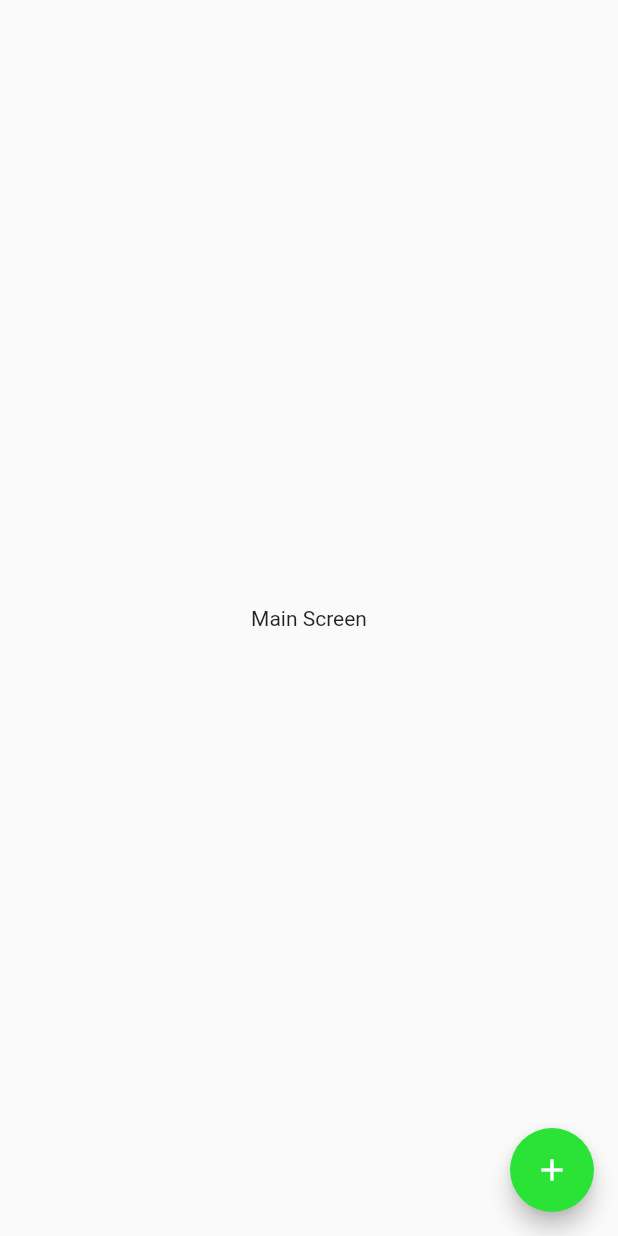
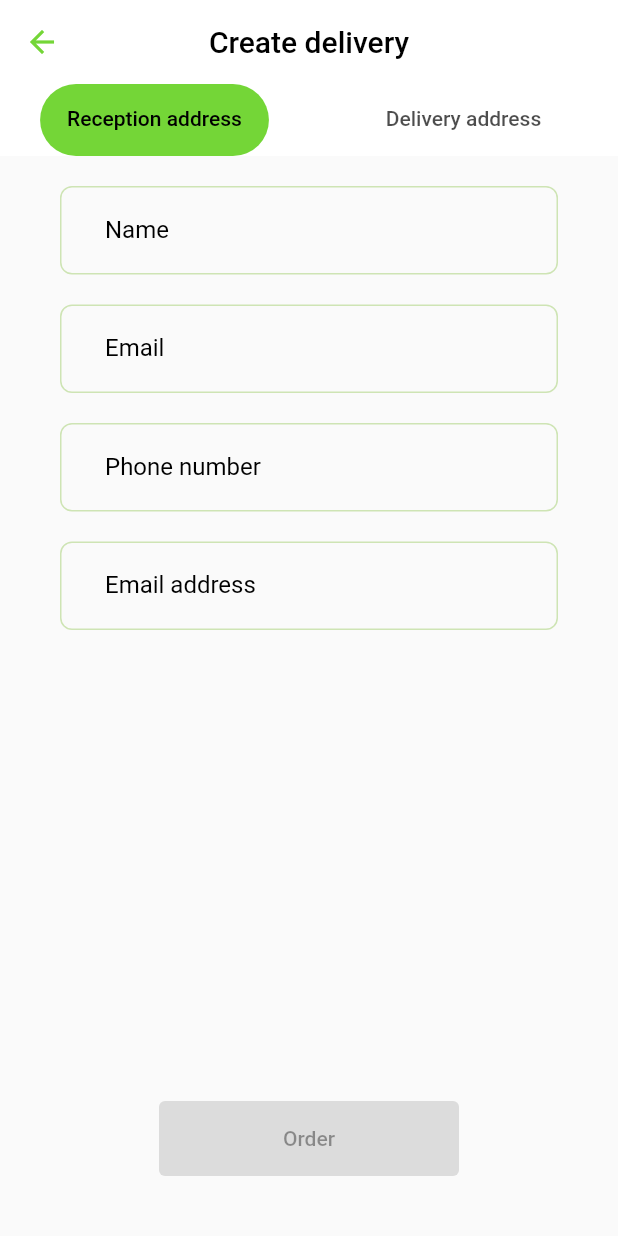
Before and after one commit to JovanSl/Cargo-Bike, a Flutter app: the MainScreen screen opened directly, after a tap on the "add" icon, on a phone screen of 412 x 824 dp. Run offline on Flutter 3.47's test engine with Material 2 defaults, Android fonts, the phone set to English and light mode, and no system bars; our stand-ins replace bloc, cloud_firestore, equatable, firebase_auth, firebase_core, flutter_bloc; accounts and stored records are empty; generated files the repository leaves out were written again; project files that could hold a hidden picture were left out.

Commit message:
add process for adding new orders

```diff
--- a/lib/src/app.dart
+++ b/lib/src/app.dart
@@ -1,4 +1,6 @@
 import 'package:cargo_bike/src/features/authentication/bloc/auth_bloc.dart';
+import 'package:cargo_bike/src/features/new_order/bloc/new_order_bloc.dart';
+import 'package:cargo_bike/src/repositories/add_order_repository.dart';
 import 'package:cargo_bike/src/repositories/auth_repository.dart';
 import 'package:flutter_bloc/flutter_bloc.dart';
 import 'package:flutter/material.dart';
@@ -37,12 +39,19 @@ class _MyAppState extends State<MyApp> {
             RepositoryProvider<AuthRepository>(
               create: (context) => AuthRepository(),
             ),
+            RepositoryProvider<AddOrderRepository>(
+              create: (context) => AddOrderRepository(),
+            ),
           ],
           child: MultiBlocProvider(
             providers: [
               BlocProvider<AuthBloc>(
                 create: (context) => AuthBloc(repository: AuthRepository())
                   ..add(CheckUserStatusEvent()),
+              ),
+              BlocProvider<NewOrderBloc>(
+                create: (context) =>
+                    NewOrderBloc(repository: AddOrderRepository()),
               ),
             ],
             child: AnimatedBuilder(
--- a/lib/src/constants/colors.dart
+++ b/lib/src/constants/colors.dart
@@ -1,5 +1,5 @@
 import 'package:flutter/material.dart';
 
 class CargoBikeColors {
-  static Color lightGreen = const Color.fromRGBO(43, 226, 55, 1);
+  static Color lightGreen = const Color.fromARGB(222, 95, 208, 25);
 }
--- a/lib/src/features/main/main_screen.dart
+++ b/lib/src/features/main/main_screen.dart
@@ -1,5 +1,9 @@
 import 'package:cargo_bike/src/constants/colors.dart';
+import 'package:cargo_bike/src/features/new_order/new_order_screen.dart';
 import 'package:flutter/material.dart';
+import 'package:flutter_bloc/flutter_bloc.dart';
+
+import '../new_order/bloc/new_order_bloc.dart';
 
 class MainScreen extends StatelessWidget {
   const MainScreen({Key? key}) : super(key: key);
@@ -7,17 +11,35 @@ class MainScreen extends StatelessWidget {
   @override
   Widget build(BuildContext context) {
     return Scaffold(
-      body: Column(
+      body: BlocConsumer<NewOrderBloc, NewOrderState>(
+        listener: (context, state) {
+          if (state is AddOrderSuccess) {
+            ScaffoldMessenger.of(context).showSnackBar(
+                const SnackBar(content: Text('Successfully created order')));
+          }
+        },
+        builder: (context, state) {
+          return Column(
             mainAxisAlignment: MainAxisAlignment.center,
             children: const [
               Center(
                 child: Text('Main Screen'),
               ),
             ],
+          );
+        },
       ),
       floatingActionButton: FloatingActionButton(
         backgroundColor: CargoBikeColors.lightGreen,
-        onPressed: () {},
+        onPressed: () {
+          context.read<NewOrderBloc>().add(SetOrderToInitial());
+          Navigator.push(
+            context,
+            MaterialPageRoute(
+              builder: (context) => const NewOrderScreen(),
+            ),
+          );
+        },
         child: const Icon(Icons.add),
       ),
     );
--- /dev/null
+++ b/lib/src/features/new_order/bloc/new_order_bloc.dart
@@ -0,0 +1,62 @@
+import 'dart:async';
+
+import 'package:bloc/bloc.dart';
+import 'package:cargo_bike/src/repositories/add_order_repository.dart';
+import 'package:equatable/equatable.dart';
+
+import '../../../models/recipient.dart';
+import '../../../models/sender.dart';
+
+part 'new_order_event.dart';
+part 'new_order_state.dart';
+
+class NewOrderBloc extends Bloc<NewOrderEvent, NewOrderState> {
+  final AddOrderRepository repository;
+  NewOrderBloc({required this.repository}) : super(NewOrderInitial()) {
+    on<AddOrderEvent>(_addOrder);
+    on<CheckUserInputEvent>(_checkInput);
+    on<SetOrderToInitial>(_setInitial);
+  }
+
+  FutureOr<void> _addOrder(
+      AddOrderEvent event, Emitter<NewOrderState> emit) async {
+    final Sender _sender = event.sender;
+    final Recipient _recipient = event.recipient;
+    try {
+      await repository.addOrder(_sender, _recipient);
+      emit(AddOrderSuccess());
+    } on Exception {
+      emit(AddOrderError());
+    }
+  }
+
+  FutureOr<void> _checkInput(
+      CheckUserInputEvent event, Emitter<NewOrderState> emit) {
+    String? senderEmail = event.sender.email;
+    String? senderPhone = event.sender.phone;
+    String? senderName = event.sender.name;
+    String? senderAddress = event.sender.address;
+    String? recipientAdditionalInfo = event.recipient.additionalInfo;
+    String? recipientPhone = event.recipient.phone;
+    String? recipientName = event.recipient.name;
+    String? recipientAddress = event.recipient.address;
+
+    if (senderEmail.isEmpty ||
+        senderAddress.isEmpty ||
+        senderName.isEmpty ||
+        senderPhone.isEmpty ||
+        recipientAdditionalInfo.isEmpty ||
+        recipientName.isEmpty ||
+        recipientPhone.isEmpty ||
+        recipientAddress.isEmpty) {
+      emit(NewOrderInitial());
+    } else {
+      emit(StateWithButton(sender: event.sender, recipient: event.recipient));
+    }
+  }
+
+  FutureOr<void> _setInitial(
+      SetOrderToInitial event, Emitter<NewOrderState> emit) {
+    emit(NewOrderInitial());
+  }
+}
--- /dev/null
+++ b/lib/src/features/new_order/bloc/new_order_event.dart
@@ -0,0 +1,24 @@
+part of 'new_order_bloc.dart';
+
+abstract class NewOrderEvent extends Equatable {
+  const NewOrderEvent();
+
+  @override
+  List<Object> get props => [];
+}
+
+class SetOrderToInitial extends NewOrderEvent {}
+
+class AddOrderEvent extends NewOrderEvent {
+  final Sender sender;
+  final Recipient recipient;
+
+  const AddOrderEvent({required this.sender, required this.recipient});
+}
+
+class CheckUserInputEvent extends NewOrderEvent {
+  final Sender sender;
+  final Recipient recipient;
+
+  const CheckUserInputEvent({required this.sender, required this.recipient});
+}
--- /dev/null
+++ b/lib/src/features/new_order/bloc/new_order_state.dart
@@ -0,0 +1,21 @@
+part of 'new_order_bloc.dart';
+
+abstract class NewOrderState extends Equatable {
+  const NewOrderState();
+
+  @override
+  List<Object> get props => [];
+}
+
+class AddOrderSuccess extends NewOrderState {}
+
+class NewOrderInitial extends NewOrderState {}
+
+class StateWithButton extends NewOrderState {
+  final Sender sender;
+  final Recipient recipient;
+
+  const StateWithButton({required this.sender, required this.recipient});
+}
+
+class AddOrderError extends NewOrderState {}
--- /dev/null
+++ b/lib/src/features/new_order/new_order_screen.dart
@@ -0,0 +1,245 @@
+import 'package:cargo_bike/src/constants/colors.dart';
+import 'package:cargo_bike/src/features/new_order/bloc/new_order_bloc.dart';
+import 'package:cargo_bike/src/models/recipient.dart';
+import 'package:cargo_bike/src/models/sender.dart';
+import 'package:flutter/material.dart';
+import 'package:flutter_bloc/flutter_bloc.dart';
+
+class NewOrderScreen extends StatefulWidget {
+  const NewOrderScreen({Key? key}) : super(key: key);
+
+  @override
+  State<NewOrderScreen> createState() => _NewOrderScreenState();
+}
+
+class _NewOrderScreenState extends State<NewOrderScreen> {
+  final TextEditingController _senderName = TextEditingController();
+  final TextEditingController _senderEmail = TextEditingController();
+  final TextEditingController _senderAddress = TextEditingController();
+  final TextEditingController _senderPhone = TextEditingController();
+  final TextEditingController _recipientName = TextEditingController();
+  final TextEditingController _recipientAddress = TextEditingController();
+  final TextEditingController _recipientPhone = TextEditingController();
+  final TextEditingController _additionalInfo = TextEditingController();
+  final bool _visible = false;
+  bool _isEnabled = false;
+
+  @override
+  void initState() {
+    // TODO: implement initState
+    super.initState();
+  }
+
+  @override
+  Widget build(BuildContext context) {
+    return DefaultTabController(
+      length: 2,
+      child: Scaffold(
+        resizeToAvoidBottomInset: false,
+        appBar: AppBar(
+          centerTitle: true,
+          title: const Text(
+            'Create delivery',
+            style: TextStyle(color: Colors.black),
+          ),
+          elevation: 0,
+          foregroundColor: CargoBikeColors.lightGreen,
+          backgroundColor: Colors.white,
+          bottom: TabBar(
+            indicatorSize: TabBarIndicatorSize.label,
+            indicator: BoxDecoration(
+                borderRadius: BorderRadius.circular(50),
+                color: CargoBikeColors.lightGreen),
+            labelColor: Colors.black,
+            indicatorColor: Colors.white,
+            tabs: const [
+              Tab(
+                child: Padding(
+                  padding: EdgeInsets.only(left: 18, right: 18),
+                  child: Text('Reception address'),
+                ),
+              ),
+              Tab(
+                child: Padding(
+                  padding: EdgeInsets.only(left: 18, right: 18),
+                  child: Text('Delivery address'),
+                ),
+              ),
+            ],
+          ),
+        ),
+        body: BlocConsumer<NewOrderBloc, NewOrderState>(
+          listener: (context, state) {
+            if (state is AddOrderSuccess) {
+              Navigator.of(context).pop();
+            }
+            if (state is AddOrderError) {
+              ScaffoldMessenger.of(context)
+                  .showSnackBar(const SnackBar(content: Text('Error ocured')));
+            }
+          },
+          builder: (context, state) {
+            if (state is NewOrderInitial || state is StateWithButton) {
+              if (state is StateWithButton) {
+                _isEnabled = true;
+              }
+              if (state is NewOrderInitial) {
+                _isEnabled = false;
+              }
+              return Stack(
+                alignment: Alignment.bottomCenter,
+                children: [
+                  Form(
+                    onChanged: () {
+                      context.read<NewOrderBloc>().add(CheckUserInputEvent(
+                          recipient: Recipient(
+                              name: _recipientName.text,
+                              address: _recipientAddress.text,
+                              phone: _recipientPhone.text,
+                              additionalInfo: _additionalInfo.text),
+                          sender: Sender(
+                              name: _senderName.text,
+                              email: _senderEmail.text,
+                              phone: _senderPhone.text,
+                              address: _senderAddress.text)));
+                    },
+                    child: TabBarView(children: <Widget>[
+                      SingleChildScrollView(
+                        child: Column(
+                          mainAxisAlignment: MainAxisAlignment.start,
+                          children: <Widget>[
+                            const SizedBox(
+                              height: 10,
+                            ),
+                            InputFieldComponent(
+                              controller: _senderName,
+                              lable: 'Name',
+                            ),
+                            InputFieldComponent(
+                              controller: _senderEmail,
+                              lable: 'Email',
+                            ),
+                            InputFieldComponent(
+                              controller: _senderPhone,
+                              lable: 'Phone number',
+                            ),
+                            InputFieldComponent(
+                              controller: _senderAddress,
+                              lable: 'Email address',
+                            ),
+                          ],
+                        ),
+                      ),
+                      Column(
+                        mainAxisAlignment: MainAxisAlignment.start,
+                        children: <Widget>[
+                          const SizedBox(
+                            height: 10,
+                          ),
+                          InputFieldComponent(
+                            controller: _recipientName,
+                            lable: 'Name',
+                          ),
+                          InputFieldComponent(
+                            controller: _recipientAddress,
+                            lable: 'Address',
+                          ),
+                          InputFieldComponent(
+                            controller: _recipientPhone,
+                            lable: 'Phone Number',
+                          ),
+                          InputFieldComponent(
+                            controller: _additionalInfo,
+                            lable: 'Additional info',
+                          ),
+                        ],
+                      )
+                    ]),
+                  ),
+                  Padding(
+                    padding: const EdgeInsets.all(40.0),
+                    child: ElevatedButton(
+                        style: ElevatedButton.styleFrom(
+                          minimumSize: const Size(200, 50),
+                          primary: CargoBikeColors.lightGreen,
+                        ),
+                        onPressed: _isEnabled
+                            ? () {
+                                context.read<NewOrderBloc>().add(AddOrderEvent(
+                                    recipient: Recipient(
+                                        name: _recipientName.text,
+                                        address: _recipientAddress.text,
+                                        phone: _recipientPhone.text,
+                                        additionalInfo: _additionalInfo.text),
+                                    sender: Sender(
+                                        name: _senderName.text,
+                                        email: _senderEmail.text,
+                                        phone: _senderPhone.text,
+                                        address: _senderAddress.text)));
+                              }
+                            : null,
+                        child: const Text('Order')),
+                  )
+                ],
+              );
+            } else {
+              return const SizedBox();
+            }
+          },
+        ),
+      ),
+    );
+  }
+
+  @override
+  void dispose() {
+    _senderName.dispose();
+    _senderEmail.dispose();
+    _senderAddress.dispose();
+    _senderPhone.dispose();
+    _recipientName.dispose();
+    _recipientAddress.dispose();
+    _recipientPhone.dispose();
+    _additionalInfo.dispose();
+    super.dispose();
+  }
+}
+
+class InputFieldComponent extends StatelessWidget {
+  final TextEditingController controller;
+  final String lable;
+  const InputFieldComponent({
+    Key? key,
+    required this.controller,
+    required this.lable,
+  }) : super(key: key);
+
+  @override
+  Widget build(BuildContext context) {
+    return Padding(
+      padding: const EdgeInsets.symmetric(
+        vertical: 10,
+        horizontal: 40,
+      ),
+      child: TextFormField(
+        controller: controller,
+        cursorColor: Colors.lightGreen,
+        textAlignVertical: TextAlignVertical.center,
+        decoration: InputDecoration(
+          isCollapsed: true,
+          contentPadding: const EdgeInsets.only(left: 30, top: 24, bottom: 16),
+          enabledBorder: OutlineInputBorder(
+            borderSide: BorderSide(color: Colors.lightGreen.withOpacity(0.4)),
+            borderRadius: BorderRadius.circular(8),
+          ),
+          focusedBorder: OutlineInputBorder(
+            borderSide: const BorderSide(color: Colors.lightGreen),
+            borderRadius: BorderRadius.circular(8),
+          ),
+          labelText: lable,
+          labelStyle: const TextStyle(color: Colors.black),
+        ),
+      ),
+    );
+  }
+}
--- /dev/null
+++ b/lib/src/models/order.dart
@@ -0,0 +1,25 @@
+import 'recipient.dart';
+import 'sender.dart';
+
+class Order {
+  final String userId;
+  final Sender sender;
+  final Recipient recipient;
+
+  Order({required this.userId, required this.sender, required this.recipient});
+
+  factory Order.fromJson(Map<String, dynamic> json) {
+    return Order(
+      userId: json['userId'],
+      sender: json['sender'],
+      recipient: json['recipient'],
+    );
+  }
+  Map<String, dynamic> toJson() {
+    return {
+      'userId': userId,
+      'sender': sender.toJson(),
+      'recipient': recipient.toJson(),
+    };
+  }
+}
--- /dev/null
+++ b/lib/src/models/recipient.dart
@@ -0,0 +1,31 @@
+import 'package:cloud_firestore/cloud_firestore.dart';
+
+class Recipient {
+  final String name;
+  final String address;
+  final String phone;
+  final String additionalInfo;
+
+  Recipient(
+      {required this.name,
+      required this.address,
+      required this.phone,
+      required this.additionalInfo});
+
+  Map<String, dynamic> toJson() {
+    return {
+      'name': name,
+      'address': address,
+      'phone': phone,
+      'additionalInfo': additionalInfo
+    };
+  }
+
+  factory Recipient.fromSnapshot(DocumentSnapshot snapshot) {
+    return Recipient(
+        name: snapshot['name'],
+        address: snapshot['address'],
+        phone: snapshot['phone'],
+        additionalInfo: snapshot['additionalInfo']);
+  }
+}
--- /dev/null
+++ b/lib/src/models/sender.dart
@@ -0,0 +1,26 @@
+import 'package:cloud_firestore/cloud_firestore.dart';
+
+class Sender {
+  final String name;
+  final String email;
+  final String phone;
+  final String address;
+
+  Sender(
+      {required this.name,
+      required this.email,
+      required this.phone,
+      required this.address});
+
+  Map<String, dynamic> toJson() {
+    return {'name': name, 'email': email, 'phone': phone, 'address': address};
+  }
+
+  factory Sender.fromSnapshot(DocumentSnapshot snapshot) {
+    return Sender(
+        name: snapshot['name'],
+        email: snapshot['email'],
+        phone: snapshot['phone'],
+        address: snapshot['address']);
+  }
+}
--- /dev/null
+++ b/lib/src/repositories/add_order_repository.dart
@@ -0,0 +1,17 @@
+import 'package:cloud_firestore/cloud_firestore.dart';
+import 'package:firebase_auth/firebase_auth.dart';
+
+import '../models/order.dart';
+import '../models/recipient.dart';
+import '../models/sender.dart';
+
+class AddOrderRepository {
+  final _orders = FirebaseFirestore.instance.collection('orders');
+  final _user = FirebaseAuth.instance.currentUser!.uid;
+
+  Future<void> addOrder(Sender sender, Recipient recipient) {
+    final Order _order =
+        Order(userId: _user, sender: sender, recipient: recipient);
+    return _orders.add(_order.toJson());
+  }
+}
--- a/pubspec.yaml
+++ b/pubspec.yaml
@@ -21,6 +21,7 @@ dependencies:
   flutter_bloc: ^8.0.1
   flutter_localizations:
     sdk: flutter
+  geocoding: ^2.0.4
 
 dev_dependencies:
   flutter_lints: ^1.0.0
```
Also changed, not shown: pubspec.lock. Lines whose indentation alone changed are shown as unchanged.
